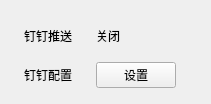
Above: CleverManagerV3/setups/dingtalk/dt_mainwid.ui from ChinaClever/CleverManagerV3 before the change. Below: the same form after it.
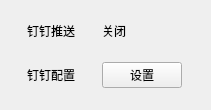
That is the form after the change.

Patch:
```diff
--- a/CleverManagerV3/setups/dingtalk/dt_mainwid.ui
+++ b/CleverManagerV3/setups/dingtalk/dt_mainwid.ui
@@ -7,7 +7,7 @@
     <x>0</x>
     <y>0</y>
     <width>211</width>
-    <height>104</height>
+    <height>110</height>
    </rect>
   </property>
   <property name="windowTitle">
@@ -18,10 +18,10 @@
     <number>0</number>
    </property>
    <property name="topMargin">
-    <number>10</number>
+    <number>0</number>
    </property>
    <property name="rightMargin">
-    <number>10</number>
+    <number>0</number>
    </property>
    <property name="bottomMargin">
     <number>0</number>
```
